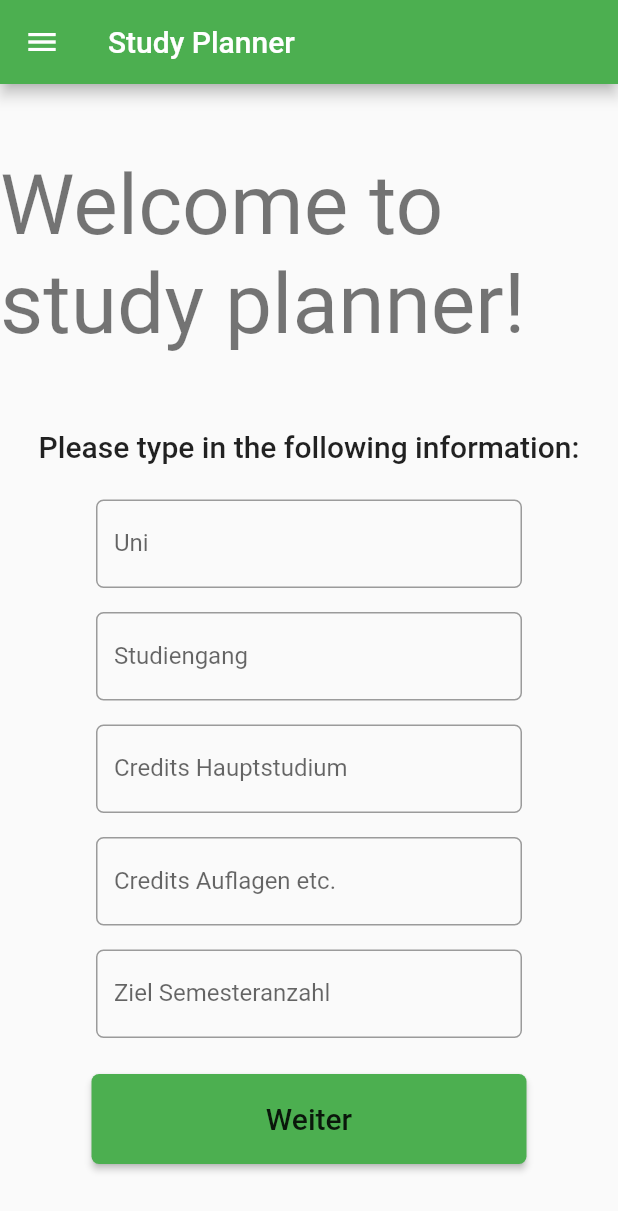
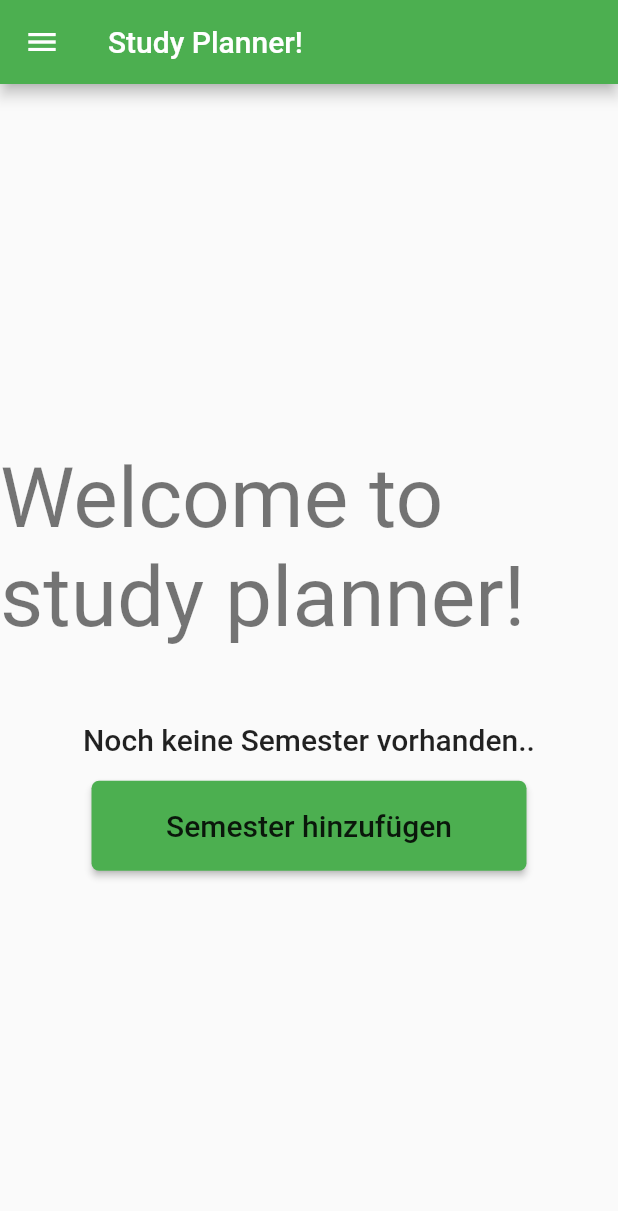
Before and after one commit to Dimibe/study-planner, a Flutter app: the screen it shows after launch, after a tap on "Weiter", on a phone screen of 412 x 824 dp. Shown: the top 1211 px of the screen. Run offline on Flutter 3.47's test engine with Material 2 defaults, Android fonts, the phone set to English and light mode, and no system bars.

Commit message:
Add semester pages

```diff
--- a/lib/main.dart
+++ b/lib/main.dart
@@ -18,7 +18,7 @@ class MyApp extends StatelessWidget {
         // closer together (more dense) than on mobile platforms.
         visualDensity: VisualDensity.adaptivePlatformDensity,
       ),
-      home: GeneralInformationPage(title: 'Study Planner'),
+      home: GeneralInformationPage(),
     );
   }
 }
--- a/lib/pages/GeneralInformation.page.dart
+++ b/lib/pages/GeneralInformation.page.dart
@@ -1,12 +1,12 @@
 import 'package:flutter/material.dart';
 import 'package:flutter/services.dart';
+import 'package:study_planner/pages/SemesterOverview.page.dart';
+import 'package:study_planner/widgets/common/CWButton.dart';
 import 'package:study_planner/widgets/common/CWTextField.dart';
 import 'package:study_planner/widgets/SPDrawer.dart';
 
 class GeneralInformationPage extends StatefulWidget {
-  GeneralInformationPage({Key key, this.title}) : super(key: key);
-
-  final String title;
+  GeneralInformationPage({Key key}) : super(key: key);
 
   @override
   _GeneralInformationPageState createState() => _GeneralInformationPageState();
@@ -23,7 +23,7 @@ class _GeneralInformationPageState extends State<GeneralInformationPage> {
   Widget build(BuildContext context) {
     return Scaffold(
       appBar: AppBar(
-        title: Text(widget.title),
+        title: Text('Study Planner!'),
       ),
       drawerScrimColor: Theme.of(context).backgroundColor,
       drawer: SPDrawer(),
@@ -78,20 +78,14 @@ class _GeneralInformationPageState extends State<GeneralInformationPage> {
                 ],
               ),
               Padding(padding: EdgeInsets.only(top: 16.0)),
-              ButtonTheme(
-                minWidth: 290,
-                height: 60,
-                child: RaisedButton(
-                  color: Theme.of(context).accentColor,
-                  shape: RoundedRectangleBorder(
-                    borderRadius: BorderRadius.circular(5.0),
-                  ),
-                  onPressed: () {},
-                  child: Text(
-                    'Weiter',
-                    style: TextStyle(fontSize: 20),
-                  ),
-                ),
+              CWButton(
+                label: 'Weiter',
+                onPressed: () {
+                  Navigator.of(context).pushReplacement(
+                    MaterialPageRoute(
+                        builder: (context) => SemesterOverviewPage()),
+                  );
+                },
               ),
             ],
           ),
--- /dev/null
+++ b/lib/pages/SemesterOverview.page.dart
@@ -0,0 +1,67 @@
+import 'package:flutter/material.dart';
+import 'package:study_planner/pages/SemesterDetail.page.dart';
+import 'package:study_planner/widgets/common/CWButton.dart';
+import 'package:study_planner/widgets/common/CWTextField.dart';
+import 'package:study_planner/widgets/SPDrawer.dart';
+
+class SemesterOverviewPage extends StatefulWidget {
+  SemesterOverviewPage({Key key}) : super(key: key);
+
+  @override
+  _SemesterOverviewPageState createState() => _SemesterOverviewPageState();
+}
+
+class _SemesterOverviewPageState extends State<SemesterOverviewPage> {
+  @override
+  Widget build(BuildContext context) {
+    return Scaffold(
+      appBar: AppBar(
+        title: Text('Study Planner!'),
+      ),
+      drawerScrimColor: Theme.of(context).backgroundColor,
+      drawer: SPDrawer(),
+      body: Center(
+        child: SingleChildScrollView(
+          child: Column(
+            mainAxisAlignment: MainAxisAlignment.center,
+            children: <Widget>[
+              Text(
+                'Welcome to study planner!',
+                style: Theme.of(context).textTheme.headline2,
+              ),
+              Padding(padding: EdgeInsets.only(top: 50.0)),
+              Text(
+                'Noch keine Semester vorhanden..',
+                style: Theme.of(context).textTheme.headline6,
+              ),
+              Padding(padding: EdgeInsets.only(top: 16.0)),
+              ButtonTheme(
+                minWidth: 290,
+                height: 60,
+                child: RaisedButton(
+                  color: Theme.of(context).accentColor,
+                  shape: RoundedRectangleBorder(
+                    borderRadius: BorderRadius.circular(5.0),
+                  ),
+                  onPressed: () {
+                    showDialog(
+                        barrierDismissible: false,
+                        // useRootNavigator: false,
+                        context: context,
+                        builder: (context) {
+                          return SemesterDetailPage();
+                        });
+                  },
+                  child: Text(
+                    'Semester hinzufügen',
+                    style: TextStyle(fontSize: 20),
+                  ),
+                ),
+              ),
+            ],
+          ),
+        ),
+      ),
+    );
+  }
+}
--- /dev/null
+++ b/lib/widgets/common/CWButton.dart
@@ -0,0 +1,27 @@
+import 'package:flutter/material.dart';
+
+class CWButton extends StatelessWidget {
+  final String label;
+  final void Function() onPressed;
+
+  const CWButton({Key key, this.label, this.onPressed}) : super(key: key);
+
+  @override
+  Widget build(BuildContext context) {
+    return ButtonTheme(
+      minWidth: 290,
+      height: 60,
+      child: RaisedButton(
+        color: Theme.of(context).accentColor,
+        shape: RoundedRectangleBorder(
+          borderRadius: BorderRadius.circular(5.0),
+        ),
+        onPressed: this.onPressed,
+        child: Text(
+          this.label,
+          style: TextStyle(fontSize: 20),
+        ),
+      ),
+    );
+  }
+}
--- a/lib/widgets/common/CWTextField.dart
+++ b/lib/widgets/common/CWTextField.dart
@@ -9,16 +9,21 @@ class CWTextField extends StatelessWidget {
   final List<TextInputFormatter> inputFormatters;
 
   CWTextField(
-      {this.controller,
+      {Key key,
+      this.controller,
       this.labelText,
       this.hintText,
       this.keyboardType,
-      this.inputFormatters});
+      this.inputFormatters})
+      : super(key: key);
 
   @override
   Widget build(BuildContext context) {
     return Container(
-      constraints: BoxConstraints(maxWidth: 300),
+      constraints: BoxConstraints(
+        maxWidth: 300,
+        minWidth: 50,
+      ),
       padding: EdgeInsets.all(8.0),
       child: TextField(
         inputFormatters: this.inputFormatters,
```
Also changed, not shown: lib/pages/SemesterDetail.page.dart (added, +61 -0 lines), lib/widgets/common/CWDynamicRow.dart (added, +25 -0 lines).
